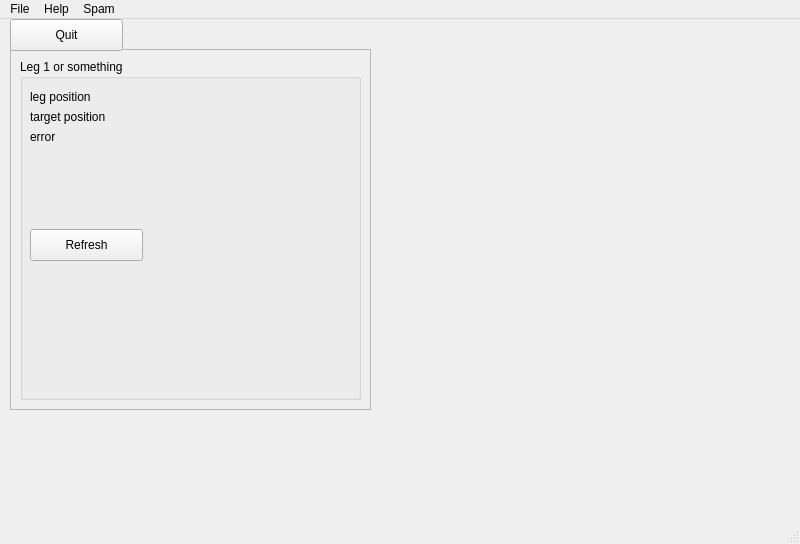
First picture: the form in ui/main_window.ui, repository h3nnn4n/hexapod_remote, before the edit.
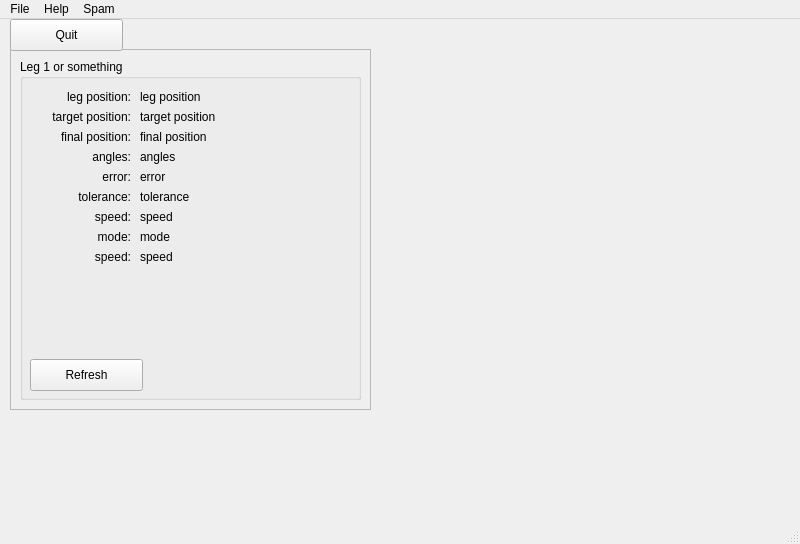
Second picture: the form after the edit.

Commit message: Sync all leg fields

```diff
--- a/ui/main_window.ui
+++ b/ui/main_window.ui
@@ -44,9 +44,9 @@
      <widget class="QLabel" name="leg1_position_label">
       <property name="geometry">
        <rect>
-        <x>10</x>
+        <x>120</x>
         <y>30</y>
-        <width>161</width>
+        <width>211</width>
         <height>16</height>
        </rect>
       </property>
@@ -57,9 +57,9 @@
      <widget class="QLabel" name="leg1_target_position_label">
       <property name="geometry">
        <rect>
-        <x>10</x>
+        <x>120</x>
         <y>50</y>
-        <width>161</width>
+        <width>211</width>
         <height>16</height>
        </rect>
       </property>
@@ -70,9 +70,9 @@
      <widget class="QLabel" name="leg1_error_label">
       <property name="geometry">
        <rect>
-        <x>10</x>
-        <y>70</y>
-        <width>161</width>
+        <x>120</x>
+        <y>110</y>
+        <width>211</width>
         <height>16</height>
        </rect>
       </property>
@@ -84,7 +84,7 @@
       <property name="geometry">
        <rect>
         <x>10</x>
-        <y>170</y>
+        <y>300</y>
         <width>113</width>
         <height>32</height>
        </rect>
@@ -93,6 +93,228 @@
        <string>Refresh</string>
       </property>
      </widget>
+     <widget class="QLabel" name="leg1_target_position_label_2">
+      <property name="geometry">
+       <rect>
+        <x>10</x>
+        <y>50</y>
+        <width>101</width>
+        <height>16</height>
+       </rect>
+      </property>
+      <property name="text">
+       <string>target position:</string>
+      </property>
+      <property name="alignment">
+       <set>Qt::AlignRight|Qt::AlignTrailing|Qt::AlignVCenter</set>
+      </property>
+     </widget>
+     <widget class="QLabel" name="leg1_position_label_2">
+      <property name="geometry">
+       <rect>
+        <x>10</x>
+        <y>30</y>
+        <width>101</width>
+        <height>16</height>
+       </rect>
+      </property>
+      <property name="text">
+       <string>leg position:</string>
+      </property>
+      <property name="alignment">
+       <set>Qt::AlignRight|Qt::AlignTrailing|Qt::AlignVCenter</set>
+      </property>
+     </widget>
+     <widget class="QLabel" name="leg1_error_label_2">
+      <property name="geometry">
+       <rect>
+        <x>10</x>
+        <y>110</y>
+        <width>101</width>
+        <height>16</height>
+       </rect>
+      </property>
+      <property name="text">
+       <string>error:</string>
+      </property>
+      <property name="alignment">
+       <set>Qt::AlignRight|Qt::AlignTrailing|Qt::AlignVCenter</set>
+      </property>
+     </widget>
+     <widget class="QLabel" name="leg1_error_label_3">
+      <property name="geometry">
+       <rect>
+        <x>10</x>
+        <y>130</y>
+        <width>101</width>
+        <height>16</height>
+       </rect>
+      </property>
+      <property name="text">
+       <string>tolerance:</string>
+      </property>
+      <property name="alignment">
+       <set>Qt::AlignRight|Qt::AlignTrailing|Qt::AlignVCenter</set>
+      </property>
+     </widget>
+     <widget class="QLabel" name="leg1_tolerance_label">
+      <property name="geometry">
+       <rect>
+        <x>120</x>
+        <y>130</y>
+        <width>211</width>
+        <height>16</height>
+       </rect>
+      </property>
+      <property name="text">
+       <string>tolerance</string>
+      </property>
+     </widget>
+     <widget class="QLabel" name="leg1_error_label_4">
+      <property name="geometry">
+       <rect>
+        <x>10</x>
+        <y>150</y>
+        <width>101</width>
+        <height>16</height>
+       </rect>
+      </property>
+      <property name="text">
+       <string>speed:</string>
+      </property>
+      <property name="alignment">
+       <set>Qt::AlignRight|Qt::AlignTrailing|Qt::AlignVCenter</set>
+      </property>
+     </widget>
+     <widget class="QLabel" name="leg1_speed_label">
+      <property name="geometry">
+       <rect>
+        <x>120</x>
+        <y>150</y>
+        <width>211</width>
+        <height>16</height>
+       </rect>
+      </property>
+      <property name="text">
+       <string>speed</string>
+      </property>
+     </widget>
+     <widget class="QLabel" name="leg1_error_label_5">
+      <property name="geometry">
+       <rect>
+        <x>10</x>
+        <y>170</y>
+        <width>101</width>
+        <height>16</height>
+       </rect>
+      </property>
+      <property name="text">
+       <string>mode:</string>
+      </property>
+      <property name="alignment">
+       <set>Qt::AlignRight|Qt::AlignTrailing|Qt::AlignVCenter</set>
+      </property>
+     </widget>
+     <widget class="QLabel" name="leg1_speed_label_2">
+      <property name="geometry">
+       <rect>
+        <x>120</x>
+        <y>190</y>
+        <width>211</width>
+        <height>16</height>
+       </rect>
+      </property>
+      <property name="text">
+       <string>speed</string>
+      </property>
+     </widget>
+     <widget class="QLabel" name="leg1_error_label_6">
+      <property name="geometry">
+       <rect>
+        <x>10</x>
+        <y>190</y>
+        <width>101</width>
+        <height>16</height>
+       </rect>
+      </property>
+      <property name="text">
+       <string>speed:</string>
+      </property>
+      <property name="alignment">
+       <set>Qt::AlignRight|Qt::AlignTrailing|Qt::AlignVCenter</set>
+      </property>
+     </widget>
+     <widget class="QLabel" name="leg1_mode_label">
+      <property name="geometry">
+       <rect>
+        <x>120</x>
+        <y>170</y>
+        <width>211</width>
+        <height>16</height>
+       </rect>
+      </property>
+      <property name="text">
+       <string>mode</string>
+      </property>
+     </widget>
+     <widget class="QLabel" name="leg1_position_label_3">
+      <property name="geometry">
+       <rect>
+        <x>10</x>
+        <y>70</y>
+        <width>101</width>
+        <height>16</height>
+       </rect>
+      </property>
+      <property name="text">
+       <string>final position:</string>
+      </property>
+      <property name="alignment">
+       <set>Qt::AlignRight|Qt::AlignTrailing|Qt::AlignVCenter</set>
+      </property>
+     </widget>
+     <widget class="QLabel" name="leg1_angles_label">
+      <property name="geometry">
+       <rect>
+        <x>120</x>
+        <y>90</y>
+        <width>211</width>
+        <height>16</height>
+       </rect>
+      </property>
+      <property name="text">
+       <string>angles</string>
+      </property>
+     </widget>
+     <widget class="QLabel" name="leg1_target_position_label_4">
+      <property name="geometry">
+       <rect>
+        <x>10</x>
+        <y>90</y>
+        <width>101</width>
+        <height>16</height>
+       </rect>
+      </property>
+      <property name="text">
+       <string>angles:</string>
+      </property>
+      <property name="alignment">
+       <set>Qt::AlignRight|Qt::AlignTrailing|Qt::AlignVCenter</set>
+      </property>
+     </widget>
+     <widget class="QLabel" name="leg1_final_position_label">
+      <property name="geometry">
+       <rect>
+        <x>120</x>
+        <y>70</y>
+        <width>211</width>
+        <height>16</height>
+       </rect>
+      </property>
+      <property name="text">
+       <string>final position</string>
+      </property>
+     </widget>
     </widget>
    </widget>
    <widget class="QPushButton" name="quitPushButton">
```
The commit also changes 1 other file.
